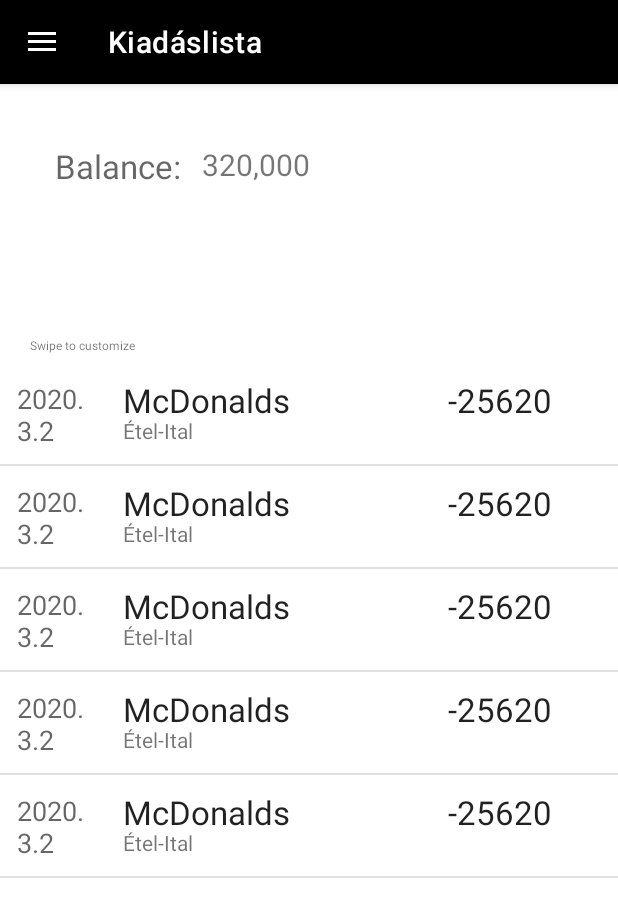
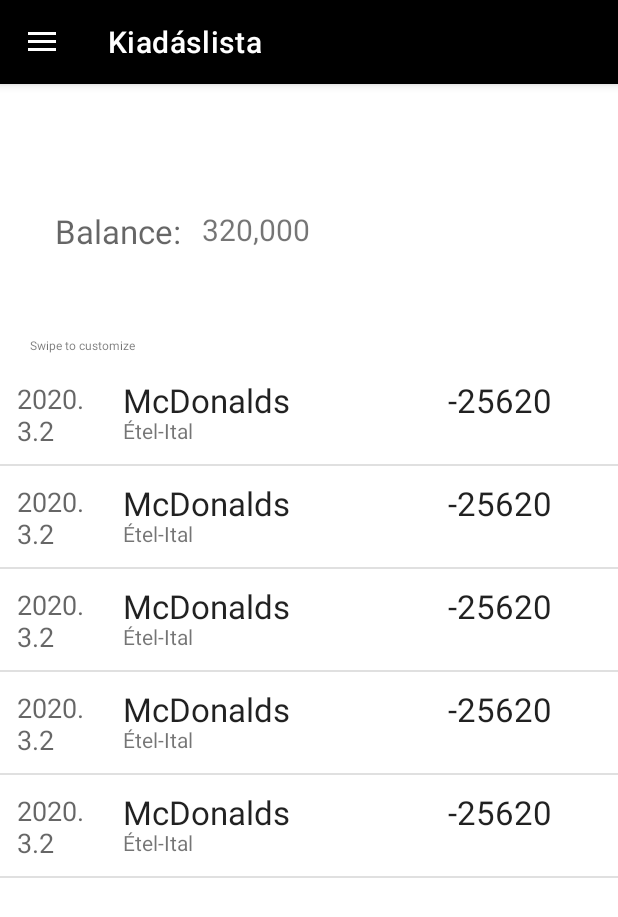
Before and after one commit to duszka-akos-attila/SZFM_2020_14_BugCrusherzz, an Android app: the screen it shows after launch (MainActivity), in the side drawer, after a tap on "Kiadások", on a phone screen of 412 x 824 dp. Shown: the top 917 px of the screen. Run offline under Robolectric (Android 15) with nearby library versions, the phone set to English and light mode, and no system bars; our stand-ins replace Room's generated code, navigation-ui.

Commit message:
Minor positioning to textboxes

```diff
--- a/Tracky_V2/Application/app/src/main/res/layout/fragment_expenselist.xml
+++ b/Tracky_V2/Application/app/src/main/res/layout/fragment_expenselist.xml
@@ -43,6 +43,7 @@
         android:text="Balance:"
         android:textAppearance="@style/TextAppearance.AppCompat.Medium"
         android:textSize="22sp"
+        app:layout_constraintBottom_toTopOf="@+id/textView7"
         app:layout_constraintEnd_toEndOf="parent"
         app:layout_constraintHorizontal_bias="0.069"
         app:layout_constraintStart_toStartOf="parent"
```
